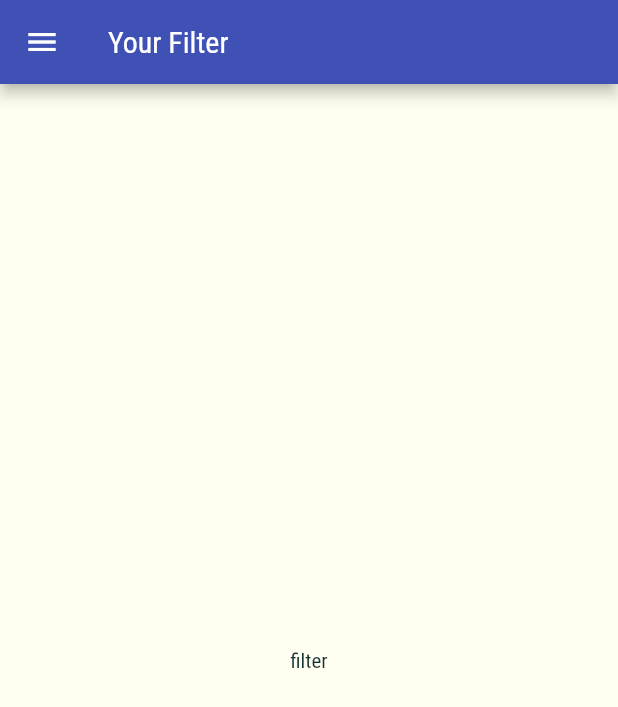
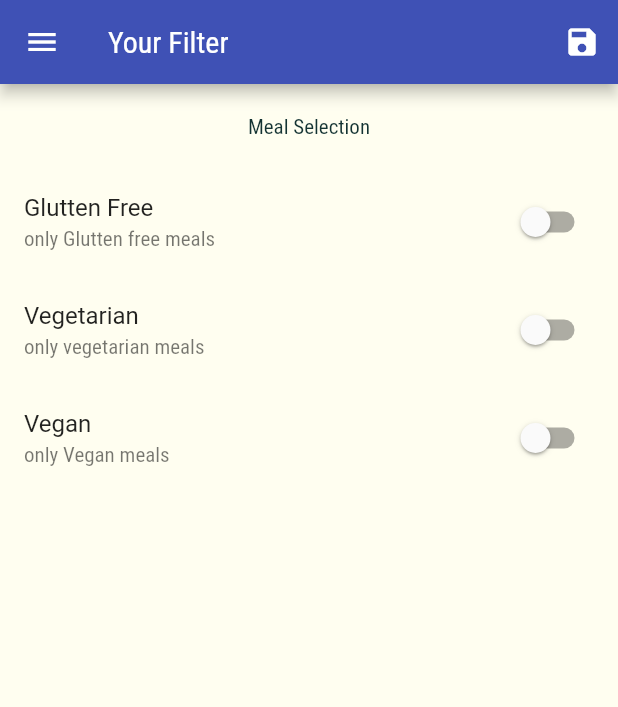
Before and after one commit to Bhupendrapt5/flutter-meal-app, a Flutter app: the FilterScreen screen opened by its route, on a phone screen of 412 x 824 dp. Shown: the top 707 px of the screen. Run offline on Flutter 3.47's test engine with Material 2 defaults, Android fonts, the phone set to English and light mode, and no system bars.

Commit message:
project done, i think

```diff
--- a/lib/main.dart
+++ b/lib/main.dart
@@ -1,24 +1,79 @@
 import 'package:flutter/material.dart';
-import 'package:my_meal_app/screen/bottom_tabs_screen.dart';
-import 'package:my_meal_app/screen/filter_screen.dart';
 
-
+import './models/meal.dart';
+import './screen/bottom_tabs_screen.dart';
+import './screen/filter_screen.dart';
+import './test_data.dart';
 import './screen/meal_detail_screen.dart';
-import './screen/tabs_screen.dart';
 import './screen/meals_screen.dart';
 import './screen/categories_screen.dart';
 import './miscFiles/routeNames.dart';
 
 void main() => runApp(MyApp());
 
-class MyApp extends StatelessWidget {
+class MyApp extends StatefulWidget {
   // This widget is the root of your application.
 
+  @override
+  _MyAppState createState() => _MyAppState();
+}
 
+class _MyAppState extends State<MyApp> {
+  Map<String, bool> _filters = {
+    'gluten': false,
+    'vegetarian': false,
+    'vegan': false,
+  };
+
+  List<Meal> _availableMeals = DUMMY_MEALS;
+  List<Meal> _favoriteMeals = [];
+
+  void _toggleFavorite(String mealId) {
+    final existingMealId =
+        _favoriteMeals.indexWhere((meal) => meal.id == mealId);
+
+    if (existingMealId >= 0) {
+      setState(() {
+        _favoriteMeals.removeAt(existingMealId);
+      });
+    } else {
+      setState(() {
+        _favoriteMeals.add(
+          DUMMY_MEALS.firstWhere((element) => element.id == mealId),
+        );
+      });
+    }
+  }
+
+  bool _isFavoriteMeal(String mealId) {
+    return _favoriteMeals.any((meal) => meal.id == mealId);
+  }
+
+  void _setFilter(Map<String, bool> filterData) {
+    setState(() {
+      _filters = filterData;
+
+      _availableMeals = DUMMY_MEALS.where((meal) {
+        //...
+        if (_filters['gluten'] && !meal.isGlutenFree) {
+          return false;
+        }
+        //...
+        if (_filters['vegetarian'] && !meal.isVegetarian) {
+          return false;
+        }
+        //...
+        if (_filters['vegan'] && !meal.isVegan) {
+          return false;
+        }
+
+        return true;
+      }).toList();
+    });
+  }
 
   @override
   Widget build(BuildContext context) {
-
     return MaterialApp(
       debugShowCheckedModeBanner: false,
       title: 'Make Meal',
@@ -28,37 +83,42 @@ class MyApp extends StatelessWidget {
           canvasColor: Color.fromRGBO(255, 254, 240, 1),
           fontFamily: "RobotoCondensed",
           textTheme: ThemeData.light().textTheme.copyWith(
-                body1: TextStyle(
+                bodyText1: TextStyle(
                   color: Color.fromRGBO(20, 51, 51, 1),
                 ),
-                body2: TextStyle(
+                bodyText2: TextStyle(
                   color: Color.fromRGBO(20, 51, 51, 1),
                 ),
-                title: TextStyle(
+                headline6: TextStyle(
                     fontFamily: 'Raleway',
                     fontSize: 20,
                     fontWeight: FontWeight.bold),
               )),
       // home: CategoriesScreen(),
-      initialRoute: "/",  //"/" is default route
+      initialRoute: "/", //"/" is default route
       routes: {
-        RouteNames.homeScreen: (ctx) => BottomTabsScreen(),
-        RouteNames.mealScreen: (ctx) => MealsScreen(),
-        RouteNames.mealDeatailScreen: (ctx) => MealDetailScreen(),
-        RouteNames.filterScreen : (ctx) => FilterScreen(),
+        RouteNames.homeScreen: (ctx) => BottomTabsScreen(
+              favoriteMeals: _favoriteMeals,
+            ),
+        RouteNames.mealScreen: (ctx) => MealsScreen(_availableMeals),
+        RouteNames.mealDeatailScreen: (ctx) => MealDetailScreen(
+              togleFavorite: _toggleFavorite,
+              isFavoriteMeal: _isFavoriteMeal,
+            ),
+        RouteNames.filterScreen: (ctx) => FilterScreen(_filters, _setFilter),
+        RouteNames.categoriesScreen: (ctx) => CategoriesScreen(),
       },
       onGenerateRoute: (settings) {
         //It takes a function which executes for any named navigation (=pushNamed())
         //for which no registered route was found in the route table. it should return a
         //navigation action (MaterialPageRoute()) in onGenerationRoute.
 
-
         print(settings.arguments);
         return MaterialPageRoute(
           builder: (ctx) => CategoriesScreen(),
         );
       },
-      onUnknownRoute: (settings){
+      onUnknownRoute: (settings) {
         //onUnknownRoute work as 404 error route
         //
 
@@ -69,26 +129,3 @@ class MyApp extends StatelessWidget {
     );
   }
 }
-
-// class MyHomePage extends StatefulWidget {
-
-//   @override
-//   _MyHomePageState createState() => _MyHomePageState();
-// }
-
-// class _MyHomePageState extends State<MyHomePage> {
-
-//   @override
-//   Widget build(BuildContext context) {
-//     return Scaffold(
-//       appBar: AppBar(
-//         // Here we take the value from the MyHomePage object that was created by
-//         // the App.build method, and use it to set our appbar title.
-//         title: Text('My Meals'),
-//       ),
-//       body: Center(
-//         child: Text('Navigaton Time'),
-//       ),
-//     );
-//   }
-// }
--- a/lib/miscFiles/routeNames.dart
+++ b/lib/miscFiles/routeNames.dart
@@ -5,5 +5,6 @@ class RouteNames{
   static const String homeScreen = '/';
   static const String mealDeatailScreen = '/meal_detail_screen';
   static const String filterScreen = '/filter_screen';
+  static const String categoriesScreen = '/category_screen';
 
 }
--- a/lib/screen/categories_screen.dart
+++ b/lib/screen/categories_screen.dart
@@ -4,6 +4,8 @@ import '../test_data.dart';
 import '../widget/category_item.dart';
 
 class CategoriesScreen extends StatelessWidget {
+
+
   @override
   Widget build(BuildContext context) {
     return GridView(
--- a/lib/screen/filter_screen.dart
+++ b/lib/screen/filter_screen.dart
@@ -2,16 +2,110 @@ import 'package:flutter/material.dart';
 
 import '../widget/drawercontent.dart';
 
-class FilterScreen extends StatelessWidget {
+class FilterScreen extends StatefulWidget {
+
+  final Function setFilter;
+  final Map<String, bool> currentFilters;
+
+  FilterScreen(this.currentFilters, this.setFilter);
+
+  @override
+  _FilterScreenState createState() => _FilterScreenState();
+}
+
+class _FilterScreenState extends State<FilterScreen> {
+
+  var _isGlutenfree = false;
+  var _isVegetarian = false;
+  var _isVegan = false;
+
+    @override
+  void initState() {
+    _isGlutenfree  = widget.currentFilters['gluten'];
+    _isVegetarian  = widget.currentFilters['vegetarian'];
+    _isVegan  = widget.currentFilters['vegan'];
+    super.initState();
+  }
+
+
+  Widget _buildSwtichTile(
+      {String title, String description, bool val, Function updataData}) {
+    return SwitchListTile(
+      title: Text(
+        title,
+      ),
+      subtitle: Text(description),
+      value: val,
+      onChanged: updataData,
+    );
+  }
+
+
+
   @override
   Widget build(BuildContext context) {
     return Scaffold(
       appBar: AppBar(
         title: Text('Your Filter'),
+        actions: <Widget>[
+          IconButton(
+            icon: Icon(Icons.save),
+            onPressed: () {
+              final selectedFilters = {
+                'gluten': _isGlutenfree,
+                'vegetarian': _isVegetarian,
+                'vegan': _isVegan,
+              };
+              print('=====> $selectedFilters');
+              widget.setFilter(selectedFilters);
+            },
+          ),
+        ],
       ),
       drawer: DrawerContent(),
-      body: Center(
-        child: Text("filter"),
+      body: Column(
+        children: <Widget>[
+          Container(
+            padding: const EdgeInsets.all(20),
+            child: Text('Meal Selection'),
+          ),
+          Expanded(
+              child: ListView(
+            children: <Widget>[
+              _buildSwtichTile(
+                title: 'Glutten Free',
+                description: 'only Glutten free meals',
+                val: _isGlutenfree,
+                updataData: (updateVal) {
+                  setState(() {
+                    _isGlutenfree = updateVal;
+                  });
+                },
+              ),
+              _buildSwtichTile(
+                title: 'Vegetarian',
+                description: 'only vegetarian meals',
+                val: _isVegetarian,
+                updataData: (updateVal) {
+                  setState(() {
+                    _isVegetarian = updateVal;
+                  });
+                },
+              ),
+              _buildSwtichTile(
+                title: 'Vegan',
+                description: 'only Vegan meals',
+                val: _isVegan,
+                updataData: (updateVal) {
+                  setState(() {
+                    _isVegan = updateVal;
+                  });
+
+                },
+              ),
+            ],
+          ))
+        ],
       ),
     );
   }
--- a/lib/screen/meals_screen.dart
+++ b/lib/screen/meals_screen.dart
@@ -1,10 +1,15 @@
 import 'package:flutter/material.dart';
 
-import '../test_data.dart';
 import '../widget/meal_item.dart';
 import '../models/meal.dart';
 
 class MealsScreen extends StatefulWidget {
+
+  final List<Meal> availableMeals;
+
+  MealsScreen(this.availableMeals);
+
+
   @override
   _MealsScreenState createState() => _MealsScreenState();
 }
@@ -12,6 +17,7 @@ class MealsScreen extends StatefulWidget {
 class _MealsScreenState extends State<MealsScreen> {
   String categoryTitle;
   List<Meal> categoryMeals;
+
   var isLoaded = false;
 
   @override
@@ -26,7 +32,7 @@ class _MealsScreenState extends State<MealsScreen> {
           ModalRoute.of(context).settings.arguments as Map<String, String>;
       final categoryId = routeArgs['id'];
       categoryTitle = routeArgs['title'];
-      categoryMeals = DUMMY_MEALS.where((meal) {
+      categoryMeals = widget.availableMeals.where((meal) {
         return meal.categories.contains(categoryId);
       }).toList();
       isLoaded = true;
@@ -57,7 +63,7 @@ class _MealsScreenState extends State<MealsScreen> {
             duration: categoryMeals[index].duration,
             complexity: categoryMeals[index].complexity,
             affordability: categoryMeals[index].affordability,
-            removeItem: _removeMeal,
+            // removeItem: _removeMeal,
           );
         },
         itemCount: categoryMeals.length,
--- a/lib/widget/category_item.dart
+++ b/lib/widget/category_item.dart
@@ -37,7 +37,7 @@ class CategoryItem extends StatelessWidget {
         padding: const EdgeInsets.all(15),
         child: Text(
           title,
-          style: Theme.of(context).textTheme.title,
+          style: Theme.of(context).textTheme.headline6,
         ),
         decoration: BoxDecoration(
             gradient: LinearGradient(
--- a/lib/widget/drawercontent.dart
+++ b/lib/widget/drawercontent.dart
@@ -2,6 +2,8 @@ import 'package:flutter/material.dart';
 import 'package:my_meal_app/miscFiles/routeNames.dart';
 
 class DrawerContent extends StatelessWidget {
+
+
   Widget _myListTile(String title, IconData icon, BuildContext context, Function tapHandler) {
     return ListTile(
       leading: Icon(
```
Also changed, not shown: lib/screen/bottom_tabs_screen.dart (+23 -6 lines), lib/screen/favorite_meals_screen.dart (+26 -4 lines), lib/screen/meal_detail_screen.dart (+19 -6 lines), lib/screen/tabs_screen.dart (+4 -4 lines), lib/widget/meal_item.dart (+8 -7 lines), pubspec.lock.
